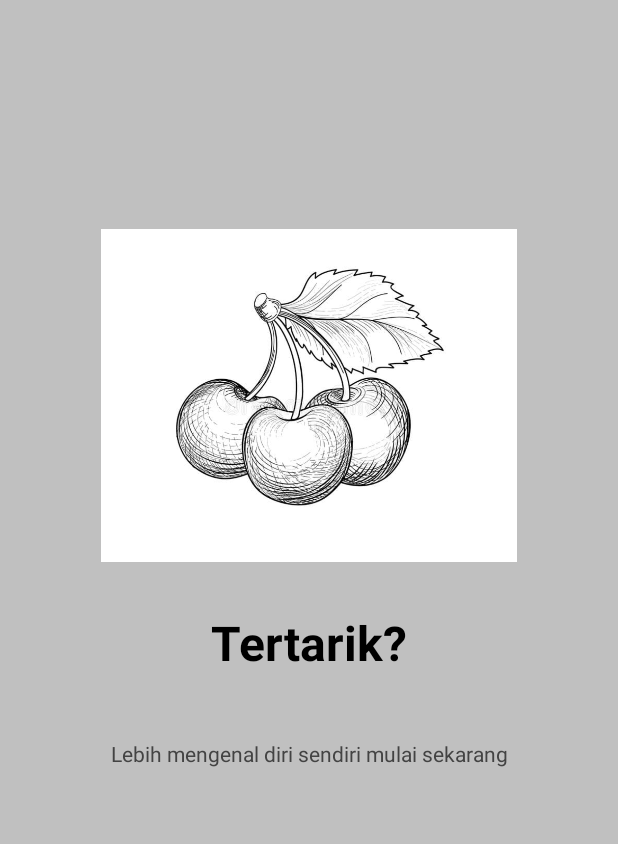
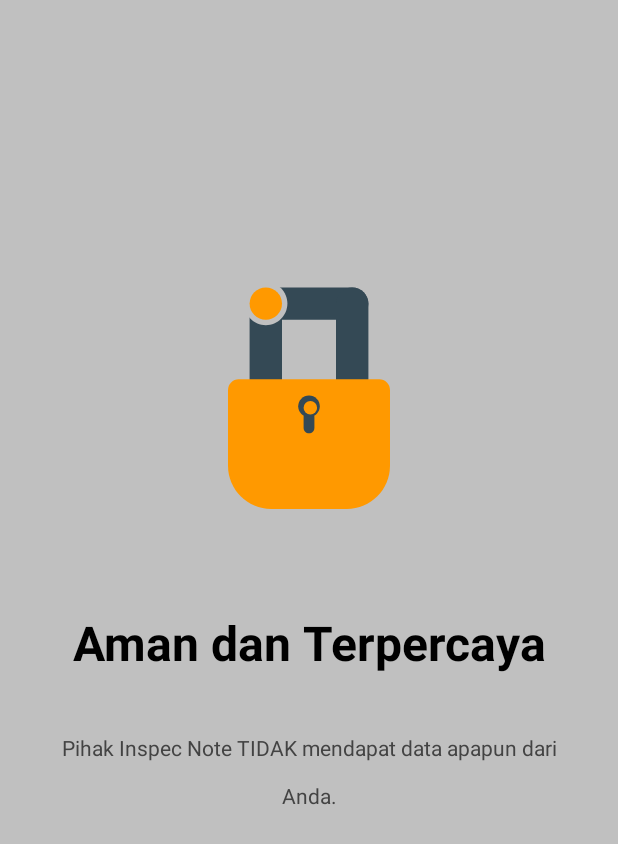
Before and after one commit to Lyxiie/InspecNote, an Android app: the screen it shows after launch (IntroActivity), item 3 of the bottom bar chosen, on a phone screen of 412 x 824 dp. Shown: the top 844 px of the screen. Run offline under Robolectric (Android 15) with nearby library versions, the phone set to English and light mode, and no system bars.

Commit message:
Add Intro Image

```diff
--- a/app/src/main/java/com/ridhamad/inspecnote/intro/IntroActivity.java
+++ b/app/src/main/java/com/ridhamad/inspecnote/intro/IntroActivity.java
@@ -72,9 +72,9 @@ public class IntroActivity extends AppCompatActivity {
         // fill list screen
 
         final List<ScreenItem> mList = new ArrayList<>();
-        mList.add(new ScreenItem("Selamat Datang","Aplikasi ini di buat untuk lebih mengenal diri sendiri dan orang disekitarmu",R.drawable.img1));
-        mList.add(new ScreenItem("Mengenal Lebih","Mencatat dan mendokumentasikan kegiatan sehari-hari untukmu",R.drawable.img2));
-        mList.add(new ScreenItem("Tertarik?","Lebih mengenal diri sendiri mulai sekarang",R.drawable.img3));
+        mList.add(new ScreenItem(getString(R.string.selamat_datang_judul),getString(R.string.selamat_datang_intro),R.drawable.ic_selamat_datang));
+        mList.add(new ScreenItem(getString(R.string.buat_catatan_judul),getString(R.string.buat_catatan_intro),R.drawable.ic_catatan_anda));
+        mList.add(new ScreenItem(getString(R.string.aman_dan_terpercaya_judul),getString(R.string.aman_dan_terpercaya_intro),R.drawable.ic_aman_terpercaya));
 
         // setup viewpager
         screenPager =findViewById(R.id.screen_viewpager);
--- /dev/null
+++ b/app/src/main/res/drawable/ic_aman_terpercaya.xml
@@ -0,0 +1,12 @@
+<vector android:height="151.2dp" android:viewportHeight="42"
+    android:viewportWidth="30" android:width="108dp" xmlns:android="http://schemas.android.com/apk/res/android">
+    <path android:fillColor="#344955" android:pathData="M4,4C4,2.3431 5.3432,1 7,1V1C8.6568,1 10,2.3431 10,4V24.25C10,25.9069 8.6568,27.25 7,27.25V27.25C5.3432,27.25 4,25.9069 4,24.25V4Z"/>
+    <path android:fillColor="#344955" android:pathData="M4,4C4,2.3431 5.3432,1 7,1H23C24.6569,1 26,2.3431 26,4V4C26,5.6568 24.6569,7 23,7H7C5.3432,7 4,5.6568 4,4V4Z"/>
+    <path android:fillColor="#344955" android:pathData="M20,4C20,2.3431 21.3431,1 23,1V1C24.6569,1 26,2.3431 26,4V24.25C26,25.9069 24.6569,27.25 23,27.25V27.25C21.3431,27.25 20,25.9069 20,24.25V4Z"/>
+    <path android:fillColor="#C0C0C0" android:pathData="M11,4C11,6.2091 9.2091,8 7,8C4.7909,8 3,6.2091 3,4C3,1.7909 4.7909,0 7,0C9.2091,0 11,1.7909 11,4Z"/>
+    <path android:fillColor="#FF9900" android:pathData="M0,20C0,18.8954 0.8954,18 2,18H28C29.1046,18 30,18.8954 30,20V34C30,38.4183 26.4183,42 22,42H8C3.5817,42 0,38.4183 0,34V20Z"/>
+    <path android:fillColor="#344955" android:pathData="M14,25C14,24.4477 14.4477,24 15,24V24C15.5523,24 16,24.4477 16,25V27C16,27.5523 15.5523,28 15,28V28C14.4477,28 14,27.5523 14,27V25Z"/>
+    <path android:fillColor="#344955" android:pathData="M13,23C13,21.8954 13.8954,21 15,21V21C16.1046,21 17,21.8954 17,23V23C17,24.1046 16.1046,25 15,25V25C13.8954,25 13,24.1046 13,23V23Z"/>
+    <path android:fillColor="#FF9900" android:pathData="M15.25,23.25m-1.25,0a1.25,1.25 0,1 1,2.5 0a1.25,1.25 0,1 1,-2.5 0"/>
+    <path android:fillColor="#FF9900" android:pathData="M7,4m-3,0a3,3 0,1 1,6 0a3,3 0,1 1,-6 0"/>
+</vector>
--- /dev/null
+++ b/app/src/main/res/drawable/ic_back_menu.xml
@@ -0,0 +1,5 @@
+<vector android:height="24dp" android:tint="#F9AA33"
+    android:viewportHeight="24" android:viewportWidth="24"
+    android:width="24dp" xmlns:android="http://schemas.android.com/apk/res/android">
+    <path android:fillColor="@android:color/white" android:pathData="M11.67,3.87L9.9,2.1 0,12l9.9,9.9 1.77,-1.77L3.54,12z"/>
+</vector>
--- /dev/null
+++ b/app/src/main/res/drawable/ic_catatan_anda.xml
@@ -0,0 +1,16 @@
+<vector android:height="108dp" android:viewportHeight="44"
+    android:viewportWidth="48" android:width="117.818184dp" xmlns:android="http://schemas.android.com/apk/res/android">
+    <path android:fillColor="#FF9900" android:pathData="M2,0L33,0A2,2 0,0 1,35 2L35,42A2,2 0,0 1,33 44L2,44A2,2 0,0 1,0 42L0,2A2,2 0,0 1,2 0z"/>
+    <path android:fillColor="#344955" android:pathData="M9,8.5C9,8.2239 9.2239,8 9.5,8H28.5C28.7761,8 29,8.2239 29,8.5V8.5C29,8.7761 28.7761,9 28.5,9H9.5C9.2239,9 9,8.7761 9,8.5V8.5Z"/>
+    <path android:fillColor="#344955" android:pathData="M6,20.5C6,20.2239 6.2239,20 6.5,20H28.5C28.7761,20 29,20.2239 29,20.5V20.5C29,20.7761 28.7761,21 28.5,21H6.5C6.2239,21 6,20.7761 6,20.5V20.5Z"/>
+    <path android:fillColor="#344955" android:pathData="M6,14.5C6,14.2239 6.2239,14 6.5,14H28.5C28.7761,14 29,14.2239 29,14.5V14.5C29,14.7761 28.7761,15 28.5,15H6.5C6.2239,15 6,14.7761 6,14.5V14.5Z"/>
+    <path android:fillColor="#344955" android:pathData="M9,26.5C9,26.2239 9.2239,26 9.5,26H28.5C28.7761,26 29,26.2239 29,26.5V26.5C29,26.7761 28.7761,27 28.5,27H9.5C9.2239,27 9,26.7761 9,26.5V26.5Z"/>
+    <path android:fillColor="#344955" android:pathData="M6,38.5C6,38.2239 6.2239,38 6.5,38H28.5C28.7761,38 29,38.2239 29,38.5V38.5C29,38.7761 28.7761,39 28.5,39H6.5C6.2239,39 6,38.7761 6,38.5V38.5Z"/>
+    <path android:fillColor="#344955" android:pathData="M6,32.5C6,32.2239 6.2239,32 6.5,32H28.5C28.7761,32 29,32.2239 29,32.5V32.5C29,32.7761 28.7761,33 28.5,33H6.5C6.2239,33 6,32.7761 6,32.5V32.5Z"/>
+    <path android:fillColor="#344955" android:pathData="M41,9.5C41,7.567 42.567,6 44.5,6V6C46.433,6 48,7.567 48,9.5V28.75C48,30.683 46.433,32.25 44.5,32.25V32.25C42.567,32.25 41,30.683 41,28.75V9.5Z"/>
+    <path android:fillColor="#FF9900" android:pathData="M44.5,29.5m-3.5,0a3.5,3.5 0,1 1,7 0a3.5,3.5 0,1 1,-7 0"/>
+    <path android:fillColor="#C0C0C0" android:pathData="M48,8.5C48,10.433 46.433,12 44.5,12C42.567,12 41,10.433 41,8.5C41,6.567 42.567,5 44.5,5C46.433,5 48,6.567 48,8.5Z"/>
+    <path android:fillColor="#FF9900" android:pathData="M44.5,8.5m-2.5,0a2.5,2.5 0,1 1,5 0a2.5,2.5 0,1 1,-5 0"/>
+    <path android:fillColor="#344955" android:pathData="M43,33.7321L46.4641,33.7321L44.7321,36.7321L43,33.7321Z"/>
+    <path android:fillColor="#344955" android:pathData="M44.5,29.5m-2.5,0a2.5,2.5 0,1 1,5 0a2.5,2.5 0,1 1,-5 0"/>
+</vector>
--- a/app/src/main/res/drawable/ic_save.xml
+++ b/app/src/main/res/drawable/ic_save.xml
@@ -1,10 +1,5 @@
-<vector xmlns:android="http://schemas.android.com/apk/res/android"
-    android:width="24dp"
-    android:height="24dp"
-    android:viewportWidth="24"
-    android:viewportHeight="24"
-    android:tint="?attr/colorControlNormal">
-  <path
-      android:fillColor="@android:color/white"
-      android:pathData="M17,3L5,3c-1.11,0 -2,0.9 -2,2v14c0,1.1 0.89,2 2,2h14c1.1,0 2,-0.9 2,-2L21,7l-4,-4zM12,19c-1.66,0 -3,-1.34 -3,-3s1.34,-3 3,-3 3,1.34 3,3 -1.34,3 -3,3zM15,9L5,9L5,5h10v4z"/>
+<vector android:height="24dp" android:tint="#F9AA33"
+    android:viewportHeight="24" android:viewportWidth="24"
+    android:width="24dp" xmlns:android="http://schemas.android.com/apk/res/android">
+    <path android:fillColor="@android:color/white" android:pathData="M17,3L5,3c-1.11,0 -2,0.9 -2,2v14c0,1.1 0.89,2 2,2h14c1.1,0 2,-0.9 2,-2L21,7l-4,-4zM12,19c-1.66,0 -3,-1.34 -3,-3s1.34,-3 3,-3 3,1.34 3,3 -1.34,3 -3,3zM15,9L5,9L5,5h10v4z"/>
 </vector>
--- /dev/null
+++ b/app/src/main/res/drawable/ic_selamat_datang.xml
@@ -0,0 +1,12 @@
+<vector android:height="113.4dp" android:viewportHeight="42"
+    android:viewportWidth="40" android:width="108dp" xmlns:android="http://schemas.android.com/apk/res/android">
+    <path android:fillColor="#FF9900" android:pathData="M5.4545,14.4375H12.7273V37.0511C12.7273,39.0594 11.0992,40.6875 9.0909,40.6875V40.6875C7.0826,40.6875 5.4545,39.0594 5.4545,37.0511V14.4375Z"/>
+    <path android:fillColor="#344955" android:pathData="M19.697,15.4219H26.9697V38.0355C26.9697,40.0438 25.3416,41.6719 23.3333,41.6719V41.6719C21.325,41.6719 19.697,40.0438 19.697,38.0355V15.4219Z"/>
+    <path android:fillColor="#344955" android:pathData="M32.7273,19.3864C32.7273,17.3781 34.3553,15.75 36.3636,15.75V15.75C38.3719,15.75 40,17.3781 40,19.3864V38.3636C40,40.3719 38.3719,42 36.3636,42V42C34.3553,42 32.7273,40.3719 32.7273,38.3636V19.3864Z"/>
+    <path android:fillColor="#344955" android:pathData="M23.0303,19.6875C23.0303,17.5129 24.7932,15.75 26.9678,15.75H36.0625C38.2371,15.75 40,17.5129 40,19.6875V19.6875C40,21.8621 38.2371,23.625 36.0625,23.625H26.9678C24.7932,23.625 23.0303,21.8621 23.0303,19.6875V19.6875Z"/>
+    <path android:fillColor="#C0C0C0" android:pathData="M17.5758,9.5156C17.5758,14.771 13.6413,19.0312 8.7879,19.0312C3.9345,19.0312 -0,14.771 -0,9.5156C-0,4.2603 3.9345,0 8.7879,0C13.6413,0 17.5758,4.2603 17.5758,9.5156Z"/>
+    <path android:fillColor="#C0C0C0" android:pathData="M29.0909,19.0313C29.0909,22.2932 26.6488,24.9375 23.6364,24.9375C20.6239,24.9375 18.1818,22.2932 18.1818,19.0313C18.1818,15.7693 20.6239,13.125 23.6364,13.125C26.6488,13.125 29.0909,15.7693 29.0909,19.0313Z"/>
+    <path android:fillColor="#FF9900" android:pathData="M1.2121,8.5313a7.8788,8.5313 0,1 0,15.7576 0a7.8788,8.5313 0,1 0,-15.7576 0z"/>
+    <path android:fillColor="#FF9900" android:pathData="M20,19.0312a3.6364,3.9375 0,1 0,7.2727 0a3.6364,3.9375 0,1 0,-7.2727 0z"/>
+    <path android:fillColor="#344955" android:pathData="M15.7576,9.8438C15.7576,13.1057 13.3155,15.75 10.303,15.75C7.2906,15.75 4.8485,13.1057 4.8485,9.8438C4.8485,6.5818 7.2906,3.9375 10.303,3.9375C13.3155,3.9375 15.7576,6.5818 15.7576,9.8438Z"/>
+</vector>
--- a/app/src/main/res/layout/activity_notes_taker.xml
+++ b/app/src/main/res/layout/activity_notes_taker.xml
@@ -25,6 +25,7 @@
                 android:layout_width="?attr/actionBarSize"
                 android:layout_height="?attr/actionBarSize"/>
         </RelativeLayout>
+
     </androidx.appcompat.widget.Toolbar>
     <EditText
         android:id="@+id/editText_title"
--- a/app/src/main/res/values/strings.xml
+++ b/app/src/main/res/values/strings.xml
@@ -4,4 +4,10 @@
     <string name="skip">Skip</string>
     <string name="next">Next</string>
     <string name="textview">Text View</string>
+    <string name="selamat_datang_judul">Selamat datang di Inspec Note</string>
+    <string name="selamat_datang_intro">Aplikasi pembuat catatan GRATIS!</string>
+    <string name="buat_catatan_judul">Buat catatan Anda</string>
+    <string name="buat_catatan_intro">Inspec Note dapat menyimpan catatan Anda TANPA BATAS.</string>
+    <string name="aman_dan_terpercaya_judul">Aman dan Terpercaya</string>
+    <string name="aman_dan_terpercaya_intro">Pihak Inspec Note TIDAK mendapat data apapun dari Anda.</string>
 </resources>
```
Also changed, not shown: app/src/main/res/drawable/img1.jpg (deleted), app/src/main/res/drawable/img2.jpg (deleted), app/src/main/res/drawable/img3.jpg (deleted).
